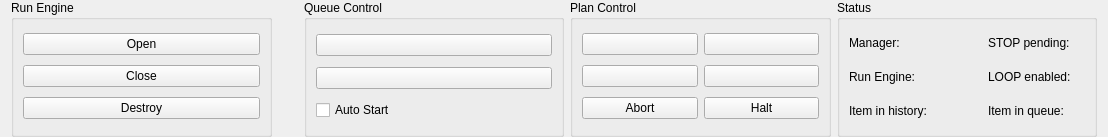
First picture: the form in src/QSview/resources/status.ui, repository BCDA-APS/QSview, before the edit.
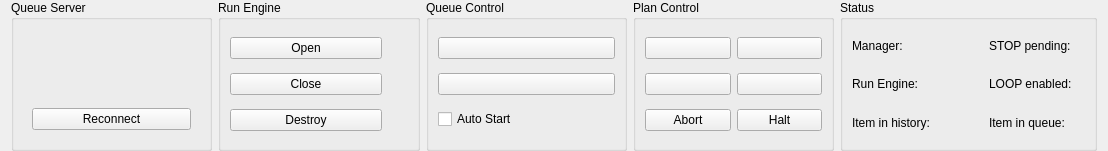
Second picture: the form after the edit. Icons and pictures are not drawn.

Commit message: Add manual reconnect functionality with connection status LED

What changed in the file:
```diff
--- a/src/QSview/resources/status.ui
+++ b/src/QSview/resources/status.ui
@@ -7,7 +7,7 @@
     <x>0</x>
     <y>0</y>
     <width>1108</width>
-    <height>137</height>
+    <height>151</height>
    </rect>
   </property>
   <property name="windowTitle">
@@ -20,32 +20,80 @@
    <property name="bottomMargin">
     <number>0</number>
    </property>
+   <item>
+    <widget class="QGroupBox" name="groupBox">
+     <property name="title">
+      <string>Queue Server</string>
+     </property>
+     <layout class="QVBoxLayout" name="verticalLayout">
+      <item>
+       <widget class="QWidget" name="widget" native="true">
+        <layout class="QVBoxLayout" name="verticalLayout_2">
+         <item>
+          <widget class="QWidget" name="widget_2" native="true">
+           <layout class="QHBoxLayout" name="horizontalLayout_2">
+            <item>
+             <widget class="QWidget" name="widget_3" native="true"/>
+            </item>
+            <item>
+             <widget class="QLabel" name="QSLEDLabel">
+              <property name="sizePolicy">
+               <sizepolicy hsizetype="Fixed" vsizetype="Fixed">
+                <horstretch>0</horstretch>
+                <verstretch>0</verstretch>
+               </sizepolicy>
+              </property>
+              <property name="minimumSize">
+               <size>
+                <width>20</width>
+                <height>20</height>
+               </size>
+              </property>
+              <property name="styleSheet">
+               <string notr="true">background-color: transparent; border-radius: 8px;</string>
+              </property>
+              <property name="frameShape">
+               <enum>QFrame::NoFrame</enum>
+              </property>
+              <property name="text">
+               <string/>
+              </property>
+              <property name="alignment">
+               <set>Qt::AlignCenter</set>
+              </property>
+              <property name="margin">
+               <number>0</number>
+              </property>
+              <property name="indent">
+               <number>-1</number>
+              </property>
+             </widget>
+            </item>
+            <item>
+             <widget class="QWidget" name="widget_4" native="true"/>
+            </item>
+           </layout>
+          </widget>
+         </item>
+         <item>
+          <widget class="QPushButton" name="reconnectButton">
+           <property name="text">
+            <string>Reconnect</string>
+           </property>
+          </widget>
+         </item>
+        </layout>
+       </widget>
+      </item>
+     </layout>
+    </widget>
+   </item>
    <item>
     <widget class="QGroupBox" name="groupBox_2">
      <property name="title">
       <string>Run Engine</string>
      </property>
      <layout class="QGridLayout" name="gridLayout_3">
-      <item row="1" column="0">
-       <widget class="QPushButton" name="runEngineCloseButton">
-        <property name="toolTip">
-         <string>Initiate the operation of closing the existing RE Worker environment. Fails if there is no existing environment or if RE Manager is not in ‘idle’ state.</string>
-        </property>
-        <property name="text">
-         <string>Close</string>
-        </property>
-       </widget>
-      </item>
-      <item row="2" column="0">
-       <widget class="QPushButton" name="runEngineDestroyButton">
-        <property name="toolTip">
-         <string>Initiate the operation of destroying of the existing (unresponsive) RE Worker environment. </string>
-        </property>
-        <property name="text">
-         <string>Destroy</string>
-        </property>
-       </widget>
-      </item>
       <item row="0" column="0">
        <widget class="QPushButton" name="runEngineOpenButton">
         <property name="toolTip">
@@ -56,10 +104,27 @@
         </property>
        </widget>
       </item>
-     </layout>
-    </widget>
-   </item>
-   <item>
+      <item row="2" column="0">
+       <widget class="QPushButton" name="runEngineDestroyButton">
+        <property name="toolTip">
+         <string>Initiate the operation of destroying of the existing (unresponsive) RE Worker environment. </string>
+        </property>
+        <property name="text">
+         <string>Destroy</string>
+        </property>
+       </widget>
+      </item>
+      <item row="1" column="0">
+       <widget class="QPushButton" name="runEngineCloseButton">
+        <property name="toolTip">
+         <string>Initiate the operation of closing the existing RE Worker environment. Fails if there is no existing environment or if RE Manager is not in ‘idle’ state.</string>
+        </property>
+        <property name="text">
+         <string>Close</string>
+        </property>
+       </widget>
+      </item>
+      <item row="1" column="1">
     <widget class="QLabel" name="RELEDLabel">
      <property name="sizePolicy">
       <sizepolicy hsizetype="Fixed" vsizetype="Fixed">
@@ -91,6 +156,9 @@
      <property name="indent">
       <number>-1</number>
      </property>
+       </widget>
+      </item>
+     </layout>
     </widget>
    </item>
    <item>
```
Lines whose indentation alone changed are shown as unchanged. The commit also changes 3 other files.
